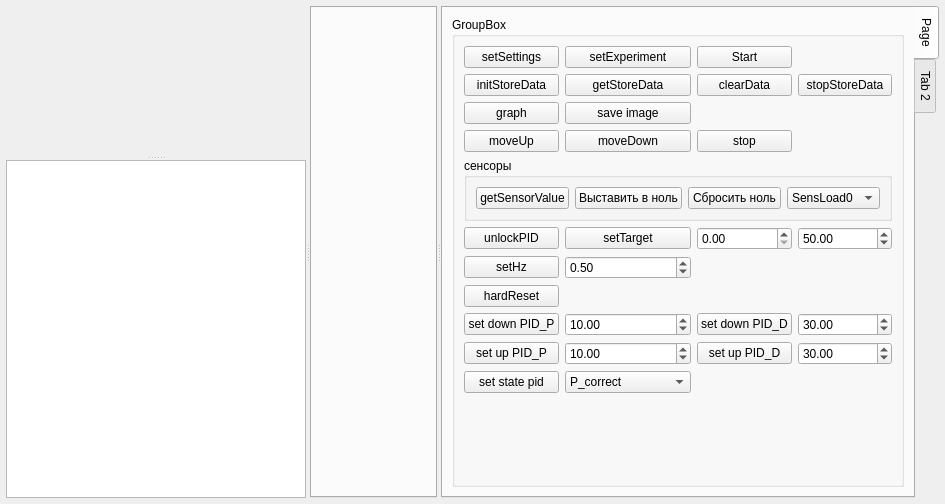
The window that pg-liga/experimentview.ui (predbannikov/pg-liga) describes before a commit, drawn with Qt 5.
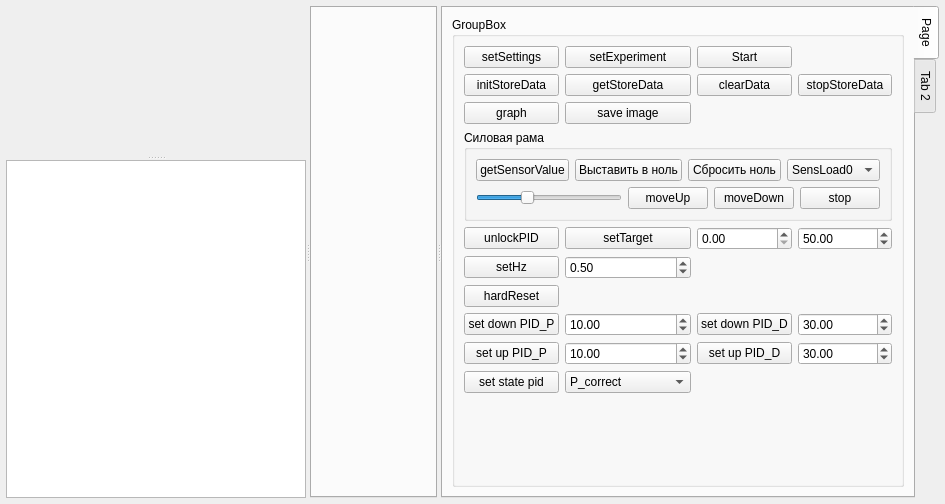
The same window after the commit.

The edit to the form file:
```diff
--- a/pg-liga/experimentview.ui
+++ b/pg-liga/experimentview.ui
@@ -6,7 +6,7 @@
    <rect>
     <x>0</x>
     <y>0</y>
-    <width>923</width>
+    <width>925</width>
     <height>504</height>
    </rect>
   </property>
@@ -224,27 +224,6 @@
                 </property>
                </widget>
               </item>
-              <item row="3" column="0">
-               <widget class="QPushButton" name="btnMoveUp">
-                <property name="text">
-                 <string>moveUp</string>
-                </property>
-               </widget>
-              </item>
-              <item row="3" column="1">
-               <widget class="QPushButton" name="btnMoveDown">
-                <property name="text">
-                 <string>moveDown</string>
-                </property>
-               </widget>
-              </item>
-              <item row="3" column="2">
-               <widget class="QPushButton" name="btnStopStepper">
-                <property name="text">
-                 <string>stop</string>
-                </property>
-               </widget>
-              </item>
               <item row="5" column="0">
                <widget class="QPushButton" name="btnUnlockPid">
                 <property name="text">
@@ -423,9 +402,11 @@
               <item row="4" column="0" colspan="4">
                <widget class="QGroupBox" name="groupBox">
                 <property name="title">
-                 <string>сенсоры</string>
+                 <string>Силовая рама</string>
                 </property>
-                <layout class="QHBoxLayout" name="horizontalLayout_3">
+                <layout class="QVBoxLayout" name="verticalLayout_5">
+                 <item>
+                  <layout class="QHBoxLayout" name="horizontalLayout_2">
                  <item>
                   <widget class="QPushButton" name="btnGetSensorValue">
                    <property name="text">
@@ -490,6 +471,49 @@
                     </property>
                    </item>
                   </widget>
+                   </item>
+                  </layout>
+                 </item>
+                 <item>
+                  <layout class="QHBoxLayout" name="horizontalLayout">
+                   <item>
+                    <widget class="QSlider" name="sliderLoadFrameSpeed">
+                     <property name="maximum">
+                      <number>150</number>
+                     </property>
+                     <property name="sliderPosition">
+                      <number>50</number>
+                     </property>
+                     <property name="orientation">
+                      <enum>Qt::Horizontal</enum>
+                     </property>
+                     <property name="tickPosition">
+                      <enum>QSlider::NoTicks</enum>
+                     </property>
+                    </widget>
+                   </item>
+                   <item>
+                    <widget class="QPushButton" name="btnLoadFrameMoveUp">
+                     <property name="text">
+                      <string>moveUp</string>
+                     </property>
+                    </widget>
+                   </item>
+                   <item>
+                    <widget class="QPushButton" name="btnLoadFrameMoveDown">
+                     <property name="text">
+                      <string>moveDown</string>
+                     </property>
+                    </widget>
+                   </item>
+                   <item>
+                    <widget class="QPushButton" name="btnLoadFrameStopStepper">
+                     <property name="text">
+                      <string>stop</string>
+                     </property>
+                    </widget>
+                   </item>
+                  </layout>
                  </item>
                 </layout>
                </widget>
```
Left out of the diff: 2 changed lines with no effect on the pictures. Lines whose indentation alone changed are shown as unchanged.
